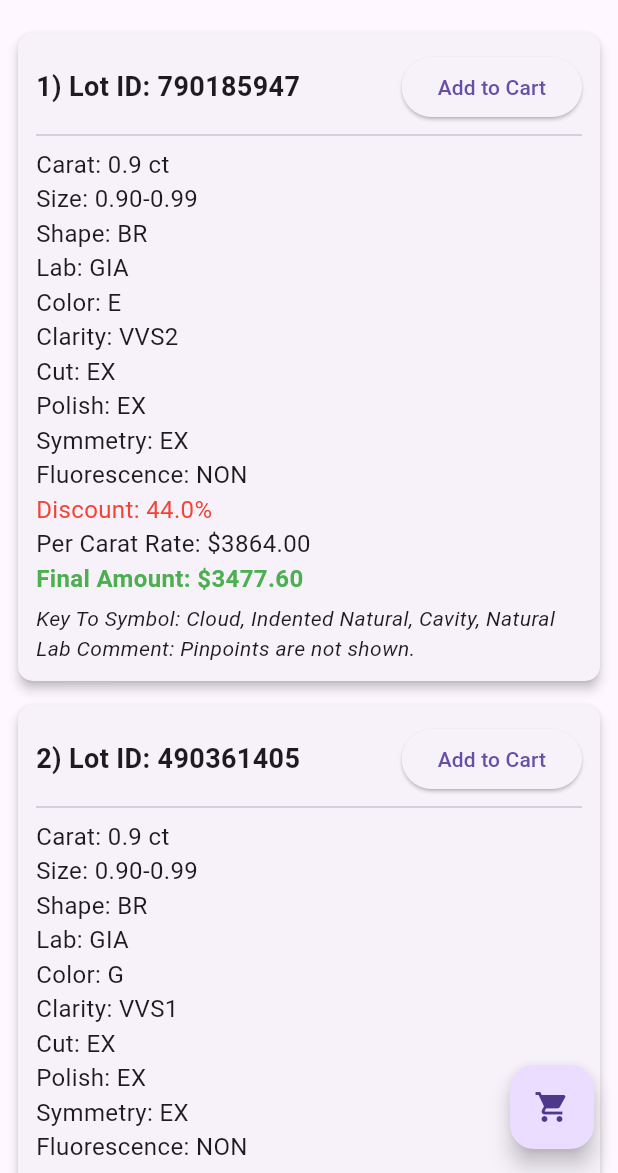
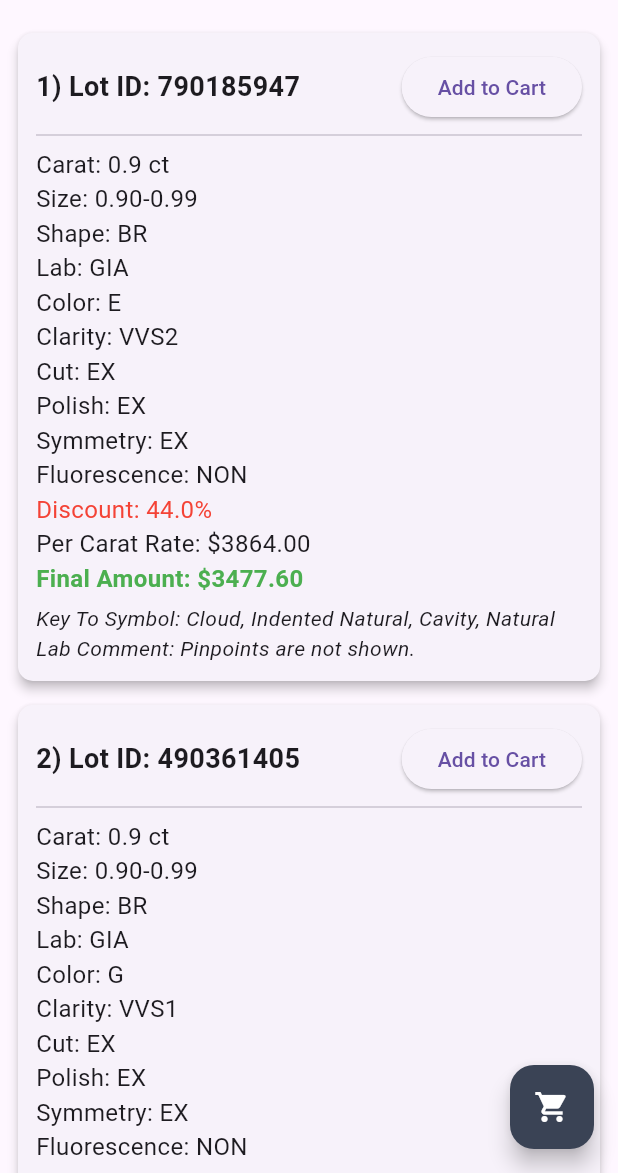
Before and after one commit to aunshpatel/diamond_selection_app, a Flutter app: the ResultPage screen opened directly, on a phone screen of 412 x 824 dp, the part 63-1236 px from its top. Run offline on Flutter 3.47's test engine with Material 3 defaults, Android fonts, the phone set to English and light mode, and no system bars; our stand-ins replace flutter_bloc, shared_preferences; accounts and stored records are empty.

Commit message:
Update floating button color

```diff
--- a/lib/screens/result_page.dart
+++ b/lib/screens/result_page.dart
@@ -94,7 +94,8 @@ class _ResultPageState extends State<ResultPage> {
             MaterialPageRoute(builder: (context) => CartPage()),
           );
         },
-        child: const Icon(Icons.shopping_cart),
+        backgroundColor: Color(0XFF3A4355),
+        child: const Icon(Icons.shopping_cart, color: Colors.white,),
       ),
     );
   }
```
